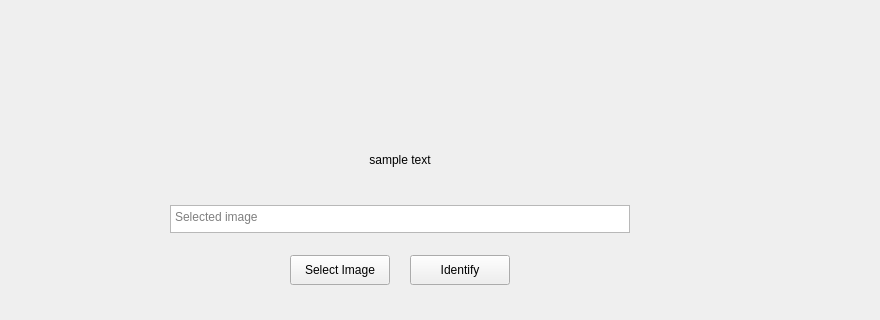
Before: the Qt Designer form gui.ui in Sladamos/DogsDetector, drawn with Qt 5; both pictures show x 0 to 880 and y 365 to 685 of the 1024 by 768 pixel window.
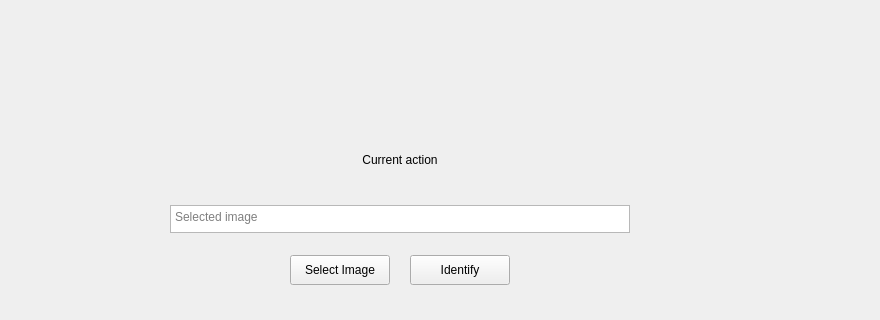
After: the same form once the commit is applied.

The edit to the form file:
```diff
--- a/gui.ui
+++ b/gui.ui
@@ -68,7 +68,7 @@
     </rect>
    </property>
    <property name="text">
-    <string>sample text</string>
+    <string>Current action</string>
    </property>
    <property name="scaledContents">
     <bool>false</bool>
```
Left out of the diff: 6 changed lines with no effect on the pictures.
